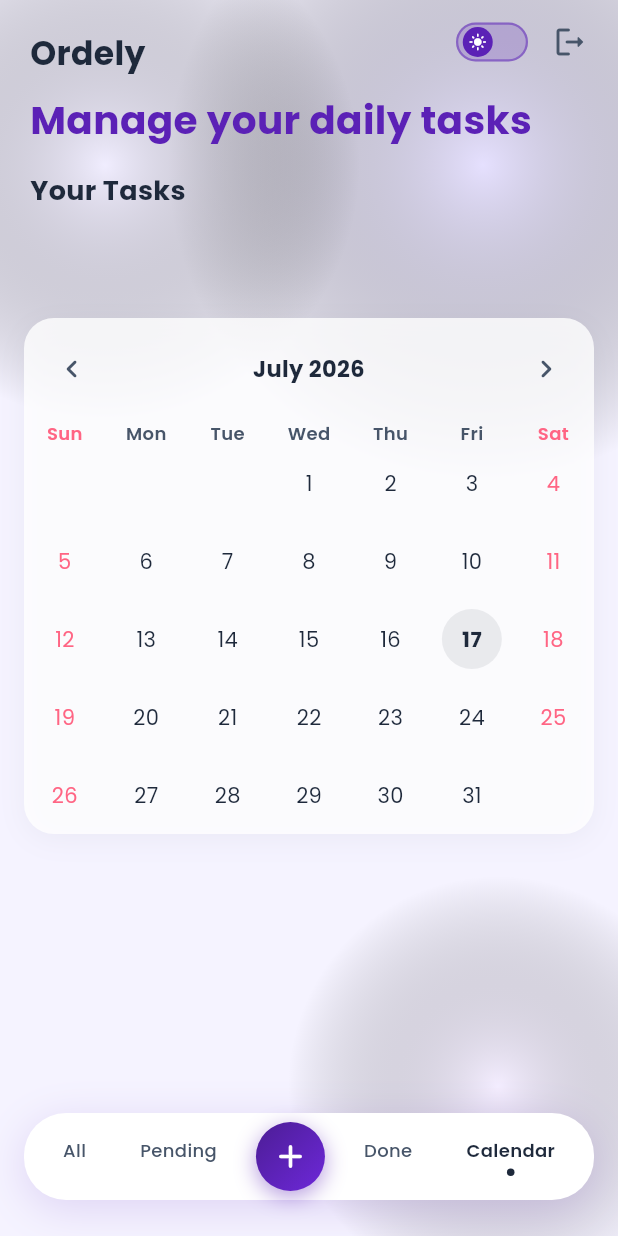
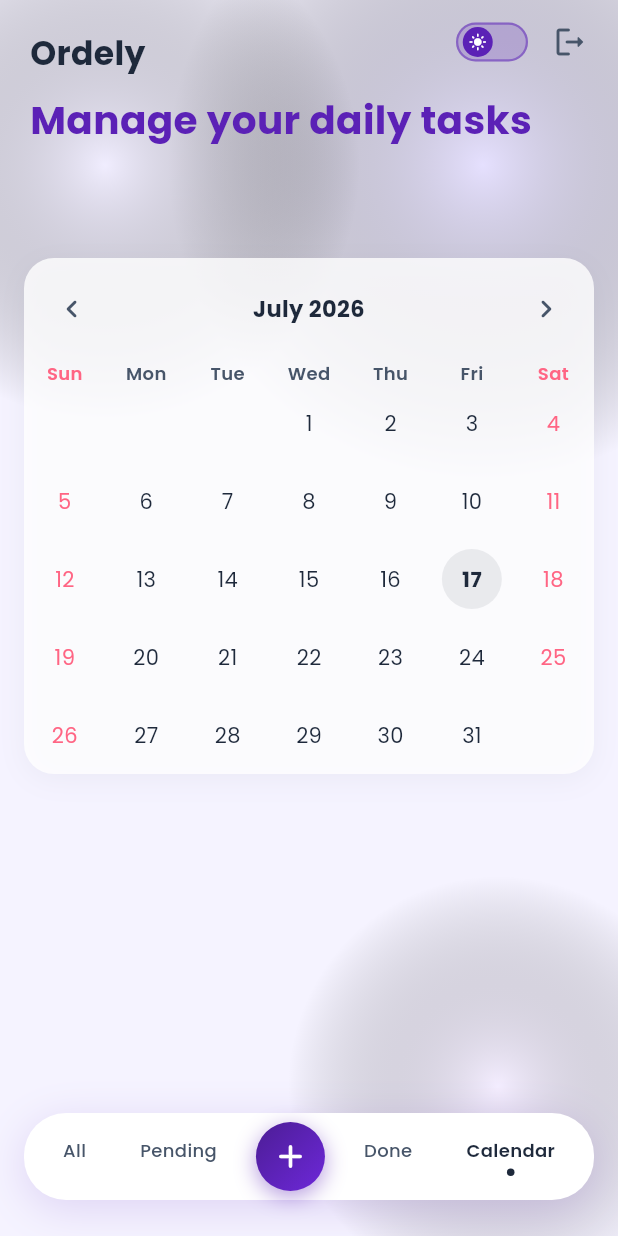
Before and after one commit to adanaamir/todo-app, a Flutter app: the screen it shows once a user with an empty profile is signed in, item 5 of the bottom bar chosen, on a phone screen of 412 x 824 dp. Run offline on Flutter 3.47's test engine with Material 3 defaults, Android fonts, the light colour scheme and no system bars; drawn by our look-alikes of table_calendar; our stand-ins replace cloud_firestore, firebase_auth, firebase_core, flutter_slidable, google_fonts, shared_preferences; accounts and stored records are empty; generated files the repository leaves out were written again.

Commit message:
final changes

```diff
--- a/lib/screens/home_screen.dart
+++ b/lib/screens/home_screen.dart
@@ -175,7 +175,7 @@ class _HomeScreenState extends State<HomeScreen> {
                 //Custom App Bar
                 SliverAppBar(
                   backgroundColor: Colors.transparent,
-                  expandedHeight: 200,
+                  expandedHeight: _filter == 'calendar' ? 160 : 200,
                   pinned: true,
                   elevation: 0,
                   automaticallyImplyLeading: false,
@@ -269,6 +269,7 @@ class _HomeScreenState extends State<HomeScreen> {
                                       : const Color(0xFF5B21B6),
                                 ),
                               ),
+                              if (_filter != 'calendar') ...[
                                 const SizedBox(height: 16),
                                 Text(
                                   'Your Tasks',
@@ -280,6 +281,7 @@ class _HomeScreenState extends State<HomeScreen> {
                                         : AppTheme.textPrimary,
                                   ),
                                 ),
+                              ],
                             ],
                           ),
                         ),
```
Lines whose indentation alone changed are shown as unchanged.
